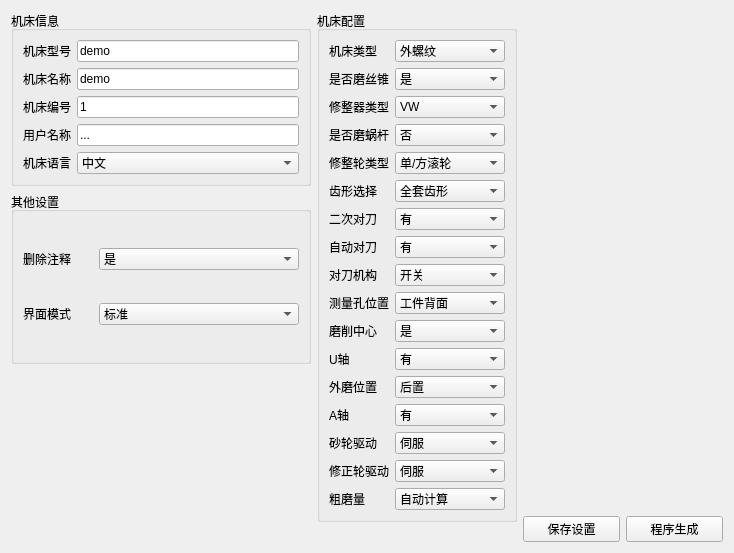
Before: the Qt Designer form creatorwindow.ui in nie11kun/HorizonJuicerCreator, drawn with Qt 5.
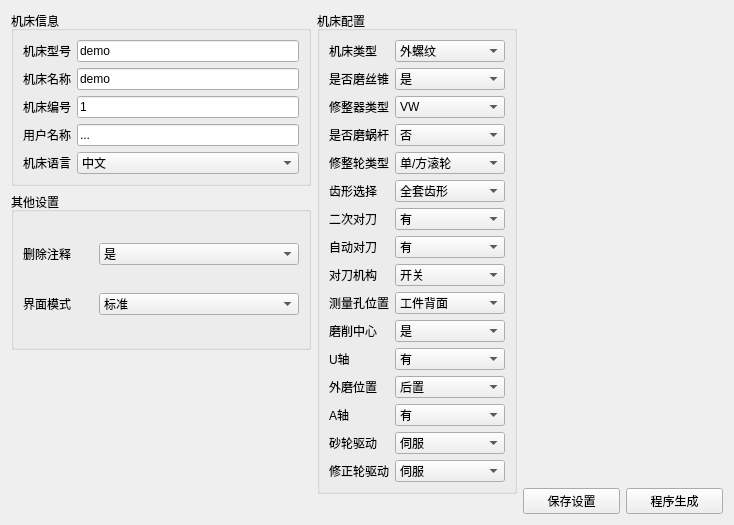
After: the same form once the commit is applied.

Commit message: remove roughFeedInput

Diff of the .ui file:
```diff
--- a/creatorwindow.ui
+++ b/creatorwindow.ui
@@ -7,7 +7,7 @@
     <x>0</x>
     <y>0</y>
     <width>881</width>
-    <height>666</height>
+    <height>701</height>
    </rect>
   </property>
   <property name="windowTitle">
@@ -329,13 +329,6 @@
             </property>
            </widget>
           </item>
-          <item>
-           <widget class="QLabel" name="labelRoughFeedInput">
-            <property name="text">
-             <string>粗磨量</string>
-            </property>
-           </widget>
-          </item>
          </layout>
         </item>
         <item row="0" column="1">
@@ -599,20 +592,6 @@
             </item>
            </widget>
           </item>
-          <item>
-           <widget class="QComboBox" name="comboBoxRoughFeedInput">
-            <item>
-             <property name="text">
-              <string>自动计算</string>
-             </property>
-            </item>
-            <item>
-             <property name="text">
-              <string>手动输入</string>
-             </property>
-            </item>
-           </widget>
-          </item>
          </layout>
         </item>
        </layout>
```
The commit also changes 4 other files.
